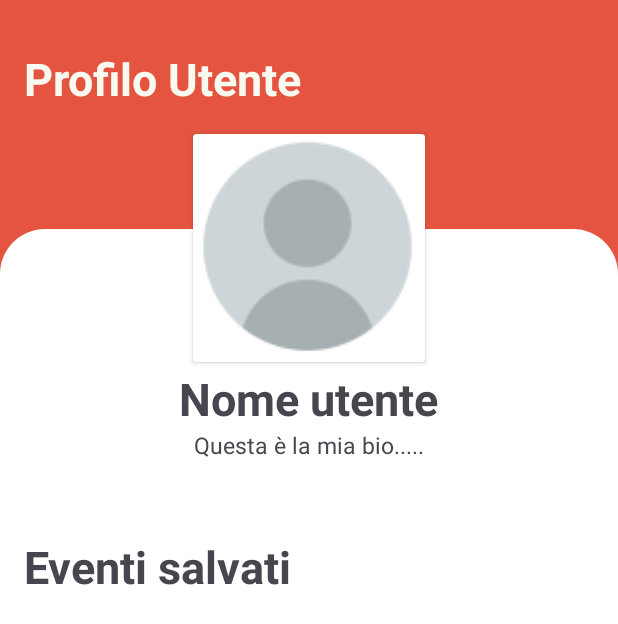
After one commit to TrDavide/WeMeet, an Android app: the layout fragment_user_profile.xml on its own in the app's theme, with its tools: preview values and no code run, on a phone screen of 412 x 824 dp. The commit adds this screen. Shown: the top 624 px of the screen. Run offline under Robolectric (Android 15) with nearby library versions, the phone set to English and light mode, and no system bars; network calls fail.

Commit message:
Creazione UserProfile

```diff
--- /dev/null
+++ b/app/src/main/java/com/temptationjavaisland/wemeet/ui/welcome/fragments/UserProfileFragment.java
@@ -0,0 +1,65 @@
+package com.temptationjavaisland.wemeet.ui.welcome.fragments;
+
+import android.os.Bundle;
+
+import androidx.annotation.NonNull;
+import androidx.annotation.Nullable;
+import androidx.fragment.app.Fragment;
+import androidx.recyclerview.widget.LinearLayoutManager;
+import androidx.recyclerview.widget.RecyclerView;
+
+import android.view.LayoutInflater;
+import android.view.View;
+import android.view.ViewGroup;
+
+import com.google.android.material.search.SearchBar;
+import com.temptationjavaisland.wemeet.R;
+import com.temptationjavaisland.wemeet.adapter.EventRecyclerAdapter;
+import com.temptationjavaisland.wemeet.model.Event;
+import com.temptationjavaisland.wemeet.model.EventAPIResponse;
+import com.temptationjavaisland.wemeet.util.Constants;
+import com.temptationjavaisland.wemeet.util.JSONParserUtils;
+
+import java.io.IOException;
+import java.util.List;
+
+public class UserProfileFragment extends Fragment {
+
+
+    public UserProfileFragment() {}
+
+    public static UserProfileFragment newInstance() {
+        UserProfileFragment fragment = new UserProfileFragment();
+        return fragment;
+    }
+
+    @Override
+    public void onCreate(Bundle savedInstanceState) {super.onCreate(savedInstanceState);}
+
+    @Override
+    public View onCreateView(LayoutInflater inflater, ViewGroup container,
+                             Bundle savedInstanceState) {
+        View view = inflater.inflate(R.layout.fragment_user_profile, container, false);
+        RecyclerView recyclerView = view.findViewById(R.id.recyclerViewUserProfile);
+        recyclerView.setLayoutManager(new LinearLayoutManager(view.getContext()));
+        JSONParserUtils jsonParserUtils = new JSONParserUtils(getContext());
+        try {
+            EventAPIResponse response = jsonParserUtils.parserJSONFileWithGsson(Constants.SAMPLE_JSON_FILENAME);
+            List<Event> eventList= response.getEmbedded().getEvents();
+            EventRecyclerAdapter adapter = new EventRecyclerAdapter(R.layout.event_card, eventList);
+            recyclerView.setAdapter(adapter);
+        } catch (IOException e) {
+            throw new RuntimeException(e);
+        }
+
+        return view;
+    }
+
+    @Override
+    public void onViewCreated(@NonNull View view, @Nullable Bundle savedInstanceState) {
+        super.onViewCreated(view, savedInstanceState);
+        SearchBar searchBar = view.findViewById(R.id.search_bar);
+        RecyclerView recyclerViewHome = view.findViewById(R.id.recyclerViewUserProfile);
+        recyclerViewHome.setLayoutManager(new LinearLayoutManager(view.getContext()));
+    }
+}
--- /dev/null
+++ b/app/src/main/res/layout/fragment_user_profile.xml
@@ -0,0 +1,92 @@
+<?xml version="1.0" encoding="utf-8"?>
+<RelativeLayout xmlns:android="http://schemas.android.com/apk/res/android"
+    xmlns:tools="http://schemas.android.com/tools"
+    android:layout_width="match_parent"
+    android:layout_height="match_parent"
+    xmlns:app="http://schemas.android.com/apk/res-auto"
+    android:background="@color/main_red"
+    tools:context=".ui.welcome.fragments.UserProfileFragment">
+
+    <TextView
+        android:id="@+id/profile"
+        android:layout_width="wrap_content"
+        android:layout_height="wrap_content"
+        android:text="@string/profilo_utente"
+        android:textSize="30sp"
+        android:textColor="@color/md_theme_bianchino"
+        android:textStyle="bold"
+        android:layout_marginTop="@dimen/margin_default2"
+        android:layout_marginStart="@dimen/margin_default"
+        android:layout_alignParentTop="true"
+        android:layout_below="@id/profileImageView"/>
+
+    <androidx.cardview.widget.CardView
+        android:id="@+id/profileImageView"
+        android:layout_width="160dp"
+        android:layout_height="160dp"
+        android:layout_marginTop="85dp"
+        android:layout_centerHorizontal="true"
+        android:layout_alignParentTop="true"
+        app:cardBackgroundColor="@android:color/white"
+        app:cardPreventCornerOverlap="true"
+        app:cardUseCompatPadding="true">
+
+        <ImageView
+            android:layout_width="150dp"
+            android:layout_height="150dp"
+            android:scaleType="centerCrop"
+            android:src="@mipmap/profile_default_round"/>
+    </androidx.cardview.widget.CardView>
+
+    <View
+        android:layout_width="match_parent"
+        android:layout_height="match_parent"
+        android:background="@drawable/border2"
+        android:layout_marginTop="80sp"
+        android:layout_below="@id/profile"
+        android:backgroundTint="@color/white"/>
+
+    <TextView
+        android:id="@+id/textprofile"
+        android:layout_width="wrap_content"
+        android:layout_height="wrap_content"
+        android:text="@string/nome_utente"
+        android:textSize="30sp"
+        android:textStyle="bold"
+        android:layout_below="@id/profileImageView"
+        android:layout_centerHorizontal="true"/>
+
+    <TextView
+        android:id="@+id/bio"
+        android:layout_width="wrap_content"
+        android:layout_height="wrap_content"
+        android:text="@string/frase_bio"
+        android:textSize="15sp"
+        android:layout_below="@id/textprofile"
+        android:layout_centerHorizontal="true"/>
+
+
+    <TextView
+        android:id="@+id/testo_eventi"
+        android:layout_width="wrap_content"
+        android:layout_height="wrap_content"
+        android:layout_marginTop="50sp"
+        android:layout_marginStart="@dimen/margin_default"
+        android:textSize="30sp"
+        android:textStyle="bold"
+        android:layout_below="@id/bio"
+        android:text="@string/eventi_salvati"
+        />
+
+    <androidx.recyclerview.widget.RecyclerView
+        android:id="@+id/recyclerViewUserProfile"
+        android:layout_width="match_parent"
+        android:layout_height="match_parent"
+        android:layout_below="@id/testo_eventi"
+        android:layout_marginBottom="110sp">
+
+
+
+    </androidx.recyclerview.widget.RecyclerView>
+
+</RelativeLayout>
--- a/app/src/main/res/values-night/strings.xml
+++ b/app/src/main/res/values-night/strings.xml
@@ -40,4 +40,7 @@
     <string name="milano">Milano, MI</string>
     <string name="filtri">Filtri</string>
     <string name="cercahint">Cerca...</string>
+    <string name="eventi_salvati">Eventi salvati</string>
+    <string name="nome_utente">Nome utente</string>
+    <string name="profilo_utente">Profilo Utente</string>
 </resources>
--- a/app/src/main/res/values/strings.xml
+++ b/app/src/main/res/values/strings.xml
@@ -50,5 +50,8 @@
     <string name="milano">Milano, MI</string>
     <string name="filtri">Filtri</string>
     <string name="cercahint">Cerca...</string>
+    <string name="eventi_salvati">Eventi salvati</string>
+    <string name="nome_utente">Nome utente</string>
+    <string name="profilo_utente">Profilo Utente</string>
 
 </resources>
```
